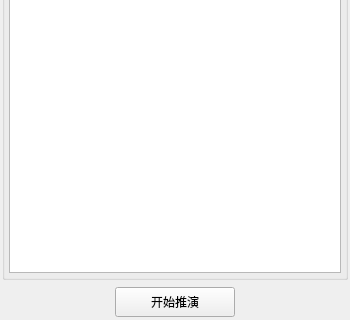
Above: simulate/simulatecontrolpanel.ui from xibeilang524/Graphics before the change; both pictures show x 0 to 350 and y 458 to 778 of the 350 by 778 pixel window. Below: the same form after it.
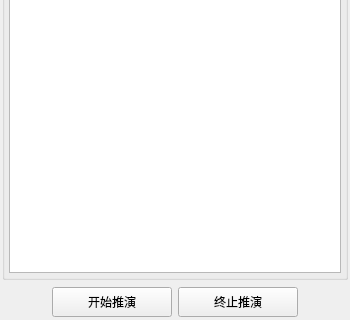
That is the form after the change. Icons and pictures are not drawn.

The edit to the form file:
```diff
--- a/simulate/simulatecontrolpanel.ui
+++ b/simulate/simulatecontrolpanel.ui
@@ -319,6 +319,25 @@
            </property>
           </widget>
          </item>
+         <item>
+          <widget class="QPushButton" name="terminalSimulate">
+           <property name="minimumSize">
+            <size>
+             <width>120</width>
+             <height>30</height>
+            </size>
+           </property>
+           <property name="maximumSize">
+            <size>
+             <width>120</width>
+             <height>30</height>
+            </size>
+           </property>
+           <property name="text">
+            <string>终止推演</string>
+           </property>
+          </widget>
+         </item>
          <item>
           <spacer name="horizontalSpacer_2">
            <property name="orientation">
```
